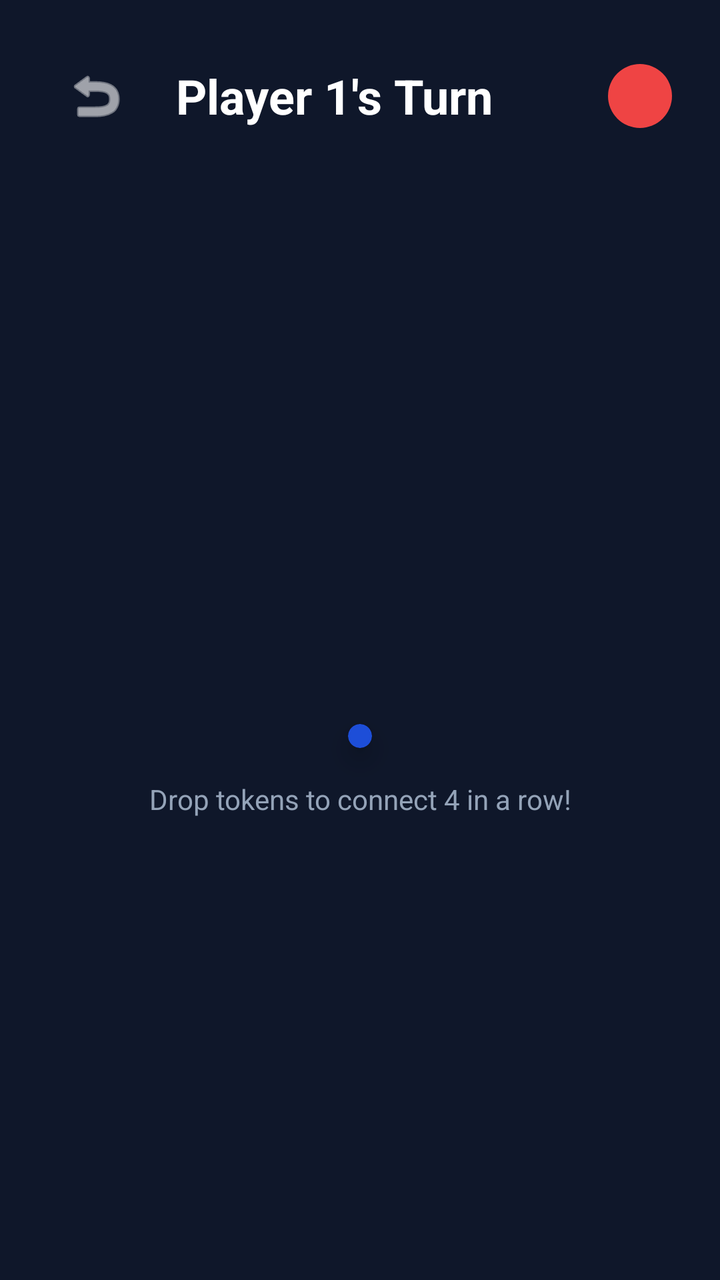
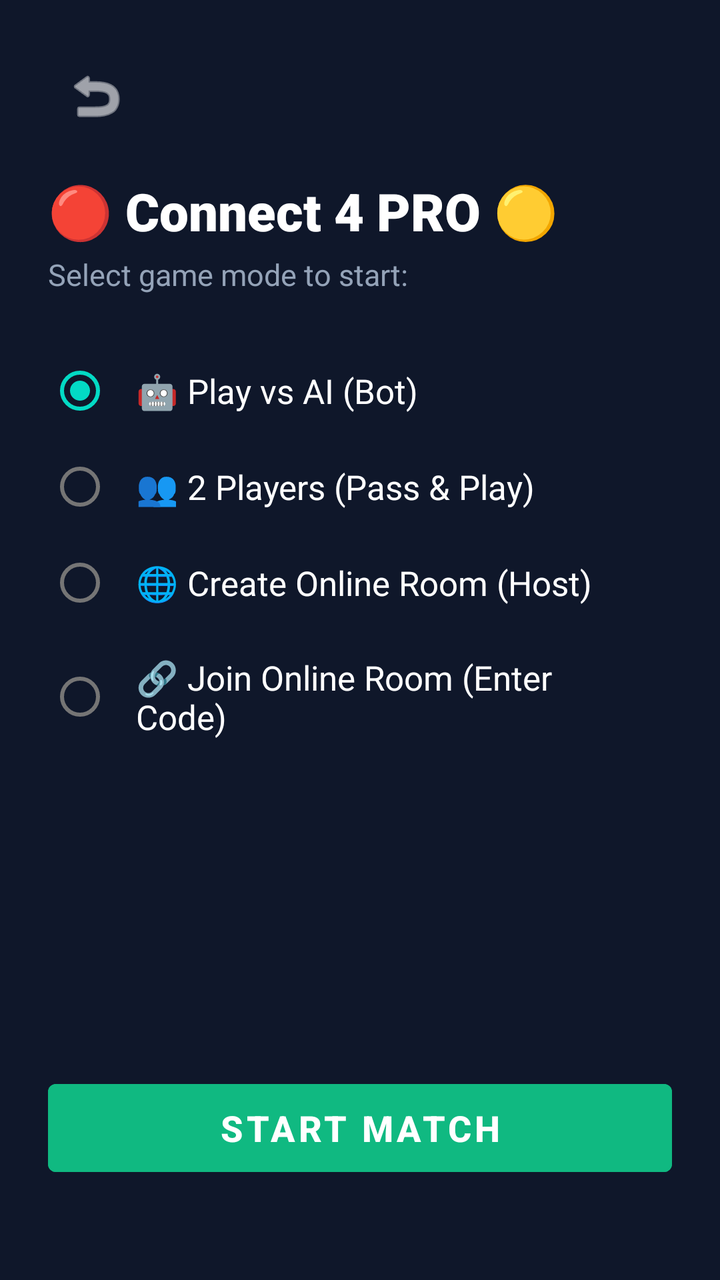

Screens rendered from an Android XML layout before and after an edit, with the pre-edit source and the edit as a unified diff.
<!-- AndroidManifest.xml: application theme Theme.TicTacToe -->
<!-- res/layout/fragment_connect4.xml -->
<?xml version="1.0" encoding="utf-8"?>
<androidx.constraintlayout.widget.ConstraintLayout xmlns:android="http://schemas.android.com/apk/res/android"
    xmlns:app="http://schemas.android.com/apk/res-auto"
    android:layout_width="match_parent"
    android:layout_height="match_parent"
    android:background="#0F172A">

    <LinearLayout
        android:id="@+id/headerLayout"
        android:layout_width="match_parent"
        android:layout_height="wrap_content"
        android:gravity="center_vertical"
        android:orientation="horizontal"
        android:padding="24dp"
        app:layout_constraintTop_toTopOf="parent">

        <ImageButton
            android:id="@+id/btnBack"
            android:layout_width="48dp"
            android:layout_height="48dp"
            android:layout_marginEnd="16dp"
            android:background="?attr/selectableItemBackgroundBorderless"
            android:src="@android:drawable/ic_menu_revert"
            app:tint="@color/white" />

        <TextView
            android:id="@+id/tvTurnIndicator"
            android:layout_width="0dp"
            android:layout_height="wrap_content"
            android:layout_weight="1"
            android:text="Player 1's Turn"
            android:textColor="@color/white"
            android:textSize="24sp"
            android:textStyle="bold" />

        <View
            android:id="@+id/viewTurnColor"
            android:layout_width="32dp"
            android:layout_height="32dp"
            android:background="@drawable/bg_circle"
            android:backgroundTint="#EF4444" />
    </LinearLayout>

    <androidx.cardview.widget.CardView
        android:id="@+id/boardCard"
        android:layout_width="wrap_content"
        android:layout_height="wrap_content"
        android:layout_margin="12dp"
        app:cardBackgroundColor="#1D4ED8"
        app:cardCornerRadius="16dp"
        app:cardElevation="8dp"
        app:layout_constraintBottom_toBottomOf="parent"
        app:layout_constraintEnd_toEndOf="parent"
        app:layout_constraintStart_toStartOf="parent"
        app:layout_constraintTop_toBottomOf="@+id/headerLayout">

        
        <GridLayout
            android:id="@+id/gridLayout"
            android:layout_width="wrap_content"
            android:layout_height="wrap_content"
            android:layout_gravity="center"
            android:columnCount="7"
            android:rowCount="6"
            android:useDefaultMargins="false"
            android:alignmentMode="alignBounds"
            android:padding="6dp">

        </GridLayout>

    </androidx.cardview.widget.CardView>
    
    <TextView
        android:layout_width="wrap_content"
        android:layout_height="wrap_content"
        android:text="Drop tokens to connect 4 in a row!"
        android:textColor="#94A3B8"
        android:textSize="14sp"
        android:layout_marginTop="16dp"
        app:layout_constraintTop_toBottomOf="@+id/boardCard"
        app:layout_constraintStart_toStartOf="parent"
        app:layout_constraintEnd_toEndOf="parent" />

</androidx.constraintlayout.widget.ConstraintLayout>
<!-- resources referenced by this layout -->
<resources>
  <color name="white">#FFFFFFFF</color>
  <!-- drawable bg_circle (drawable) -->
  <?xml version="1.0" encoding="utf-8"?>
  <shape xmlns:android="http://schemas.android.com/apk/res/android"
      android:shape="oval">
      <solid android:color="#FFFFFF" />
  </shape>
  <style name="Theme.TicTacToe" parent="Theme.MaterialComponents.DayNight.NoActionBar">
          <item name="colorPrimary">@color/purple_500</item>
          <item name="colorPrimaryVariant">@color/purple_700</item>
          <item name="colorOnPrimary">@color/white</item>
          <item name="colorSecondary">@color/teal_200</item>
          <item name="colorSecondaryVariant">@color/teal_700</item>
          <item name="colorOnSecondary">@color/black</item>
          <item name="android:statusBarColor">@color/background_color</item>
          <item name="android:windowBackground">@color/background_color</item>
      </style>
  <color name="purple_500">#FF6200EE</color>
  <color name="purple_700">#FF3700B3</color>
  <color name="teal_200">#FF03DAC5</color>
  <color name="teal_700">#FF018786</color>
  <color name="black">#FF000000</color>
  <color name="background_color">#1E1B4B</color>
</resources>

<!-- the commit's change to res/layout/fragment_connect4.xml (unified diff, before → after) -->
@@ -5,80 +5,276 @@
     android:layout_height="match_parent"
     android:background="#0F172A">
 
-    <LinearLayout
-        android:id="@+id/headerLayout"
+    
+    <androidx.constraintlayout.widget.ConstraintLayout
+        android:id="@+id/setupContainer"
         android:layout_width="match_parent"
-        android:layout_height="wrap_content"
-        android:gravity="center_vertical"
-        android:orientation="horizontal"
+        android:layout_height="match_parent"
         android:padding="24dp"
-        app:layout_constraintTop_toTopOf="parent">
+        android:visibility="visible">
 
         <ImageButton
-            android:id="@+id/btnBack"
+            android:id="@+id/btnSetupBack"
             android:layout_width="48dp"
             android:layout_height="48dp"
-            android:layout_marginEnd="16dp"
             android:background="?attr/selectableItemBackgroundBorderless"
             android:src="@android:drawable/ic_menu_revert"
-            app:tint="@color/white" />
-
-        <TextView
-            android:id="@+id/tvTurnIndicator"
-            android:layout_width="0dp"
-            android:layout_height="wrap_content"
-            android:layout_weight="1"
-            android:text="Player 1's Turn"
+            app:tint="@color/white"
+            app:layout_constraintTop_toTopOf="parent"
+            app:layout_constraintStart_toStartOf="parent" />
+
+        <TextView
+            android:id="@+id/tvSetupTitle"
+            android:layout_width="wrap_content"
+            android:layout_height="wrap_content"
+            android:text="🔴 Connect 4 PRO 🟡"
+            android:textColor="@color/white"
+            android:textSize="26sp"
+            android:fontFamily="sans-serif-black"
+            android:layout_marginTop="16dp"
+            app:layout_constraintTop_toBottomOf="@+id/btnSetupBack"
+            app:layout_constraintStart_toStartOf="parent" />
+
+        <TextView
+            android:id="@+id/tvSetupSubtitle"
+            android:layout_width="wrap_content"
+            android:layout_height="wrap_content"
+            android:text="Select game mode to start:"
+            android:textColor="#94A3B8"
+            android:textSize="15sp"
+            android:layout_marginTop="4dp"
+            app:layout_constraintTop_toBottomOf="@+id/tvSetupTitle"
+            app:layout_constraintStart_toStartOf="parent" />
+
+        <RadioGroup
+            android:id="@+id/rgSetupMode"
+            android:layout_width="match_parent"
+            android:layout_height="wrap_content"
+            android:orientation="vertical"
+            android:layout_marginTop="24dp"
+            app:layout_constraintTop_toBottomOf="@+id/tvSetupSubtitle">
+
+            <RadioButton
+                android:id="@+id/rbVsAi"
+                android:layout_width="match_parent"
+                android:layout_height="wrap_content"
+                android:text="🤖 Play vs AI (Bot)"
+                android:textColor="@color/white"
+                android:textSize="17sp"
+                android:padding="12dp"
+                android:checked="true" />
+
+            <RadioButton
+                android:id="@+id/rbPassPlay"
+                android:layout_width="match_parent"
+                android:layout_height="wrap_content"
+                android:text="👥 2 Players (Pass &amp; Play)"
+                android:textColor="@color/white"
+                android:textSize="17sp"
+                android:padding="12dp" />
+
+            <RadioButton
+                android:id="@+id/rbCreateOnline"
+                android:layout_width="match_parent"
+                android:layout_height="wrap_content"
+                android:text="🌐 Create Online Room (Host)"
+                android:textColor="@color/white"
+                android:textSize="17sp"
+                android:padding="12dp" />
+
+            <RadioButton
+                android:id="@+id/rbJoinOnline"
+                android:layout_width="match_parent"
+                android:layout_height="wrap_content"
+                android:text="🔗 Join Online Room (Enter Code)"
+                android:textColor="@color/white"
+                android:textSize="17sp"
+                android:padding="12dp" />
+        </RadioGroup>
+
+        
+        <LinearLayout
+            android:id="@+id/layoutRoomCode"
+            android:layout_width="match_parent"
+            android:layout_height="wrap_content"
+            android:orientation="vertical"
+            android:visibility="gone"
+            android:layout_marginTop="16dp"
+            app:layout_constraintTop_toBottomOf="@+id/rgSetupMode">
+
+            <EditText
+                android:id="@+id/etRoomCode"
+                android:layout_width="match_parent"
+                android:layout_height="52dp"
+                android:background="#1E293B"
+                android:hint="Enter 4-letter Room Code"
+                android:textColorHint="#64748B"
+                android:textColor="@color/white"
+                android:textAllCaps="true"
+                android:gravity="center"
+                android:textSize="18sp"
+                android:textStyle="bold"
+                android:maxLength="6"
+                android:padding="8dp"/>
+        </LinearLayout>
+
+        <Button
+            android:id="@+id/btnStartGame"
+            android:layout_width="match_parent"
+            android:layout_height="56dp"
+            android:text="START MATCH"
+            android:backgroundTint="#10B981"
+            android:textColor="@color/white"
+            android:textStyle="bold"
+            android:textSize="18sp"
+            android:layout_marginBottom="24dp"
+            app:layout_constraintBottom_toBottomOf="parent" />
+
+    </androidx.constraintlayout.widget.ConstraintLayout>
+
+    
+    <LinearLayout
+        android:id="@+id/waitingContainer"
+        android:layout_width="match_parent"
+        android:layout_height="match_parent"
+        android:orientation="vertical"
+        android:padding="24dp"
+        android:gravity="center"
+        android:visibility="gone">
+
+        <TextView
+            android:layout_width="wrap_content"
+            android:layout_height="wrap_content"
+            android:text="🌐 Room Created!"
             android:textColor="@color/white"
             android:textSize="24sp"
-            android:textStyle="bold" />
-
-        <View
-            android:id="@+id/viewTurnColor"
-            android:layout_width="32dp"
-            android:layout_height="32dp"
-            android:background="@drawable/bg_circle"
-            android:backgroundTint="#EF4444" />
+            android:textStyle="bold"
+            android:layout_marginBottom="8dp"/>
+
+        <TextView
+            android:layout_width="wrap_content"
+            android:layout_height="wrap_content"
+            android:text="Share this code with your friend:"
+            android:textColor="#94A3B8"
+            android:textSize="15sp"
+            android:layout_marginBottom="16dp"/>
+
+        <TextView
+            android:id="@+id/tvWaitingRoomCode"
+            android:layout_width="wrap_content"
+            android:layout_height="wrap_content"
+            android:text="ABCD"
+            android:textColor="#F59E0B"
+            android:textSize="40sp"
+            android:fontFamily="sans-serif-black"
+            android:letterSpacing="0.2"
+            android:padding="16dp"
+            android:background="#1E293B"
+            android:layout_marginBottom="24dp"/>
+
+        <ProgressBar
+            android:layout_width="44dp"
+            android:layout_height="44dp"
+            android:indeterminate="true"
+            android:layout_marginBottom="12dp"/>
+
+        <TextView
+            android:layout_width="wrap_content"
+            android:layout_height="wrap_content"
+            android:text="Waiting for friend to join..."
+            android:textColor="#A5B4FC"
+            android:textSize="15sp"
+            android:layout_marginBottom="32dp"/>
+
+        <Button
+            android:id="@+id/btnCancelWaiting"
+            android:layout_width="match_parent"
+            android:layout_height="52dp"
+            android:text="CANCEL"
+            android:backgroundTint="#EF4444"
+            android:textColor="@color/white"
+            android:textStyle="bold"/>
     </LinearLayout>
 
-    <androidx.cardview.widget.CardView
-        android:id="@+id/boardCard"
-        android:layout_width="wrap_content"
-        android:layout_height="wrap_content"
-        android:layout_margin="12dp"
-        app:cardBackgroundColor="#1D4ED8"
-        app:cardCornerRadius="16dp"
-        app:cardElevation="8dp"
-        app:layout_constraintBottom_toBottomOf="parent"
-        app:layout_constraintEnd_toEndOf="parent"
-        app:layout_constraintStart_toStartOf="parent"
-        app:layout_constraintTop_toBottomOf="@+id/headerLayout">
-
-        
-        <GridLayout
-            android:id="@+id/gridLayout"
-            android:layout_width="wrap_content"
-            android:layout_height="wrap_content"
-            android:layout_gravity="center"
-            android:columnCount="7"
-            android:rowCount="6"
-            android:useDefaultMargins="false"
-            android:alignmentMode="alignBounds"
-            android:padding="6dp">
-
-        </GridLayout>
-
-    </androidx.cardview.widget.CardView>
     
-    <TextView
-        android:layout_width="wrap_content"
-        android:layout_height="wrap_content"
-        android:text="Drop tokens to connect 4 in a row!"
-        android:textColor="#94A3B8"
-        android:textSize="14sp"
-        android:layout_marginTop="16dp"
-        app:layout_constraintTop_toBottomOf="@+id/boardCard"
-        app:layout_constraintStart_toStartOf="parent"
-        app:layout_constraintEnd_toEndOf="parent" />
+    <androidx.constraintlayout.widget.ConstraintLayout
+        android:id="@+id/gameplayContainer"
+        android:layout_width="match_parent"
+        android:layout_height="match_parent"
+        android:visibility="gone">
+
+        <LinearLayout
+            android:id="@+id/headerLayout"
+            android:layout_width="match_parent"
+            android:layout_height="wrap_content"
+            android:gravity="center_vertical"
+            android:orientation="horizontal"
+            android:padding="20dp"
+            app:layout_constraintTop_toTopOf="parent">
+
+            <ImageButton
+                android:id="@+id/btnGameplayBack"
+                android:layout_width="48dp"
+                android:layout_height="48dp"
+                android:layout_marginEnd="16dp"
+                android:background="?attr/selectableItemBackgroundBorderless"
+                android:src="@android:drawable/ic_menu_revert"
+                app:tint="@color/white" />
+
+            <TextView
+                android:id="@+id/tvTurnIndicator"
+                android:layout_width="0dp"
+                android:layout_height="wrap_content"
+                android:layout_weight="1"
+                android:text="Your Turn (🔴)"
+                android:textColor="@color/white"
+                android:textSize="22sp"
+                android:textStyle="bold" />
+
+            <View
+                android:id="@+id/viewTurnColor"
+                android:layout_width="32dp"
+                android:layout_height="32dp"
+                android:background="@drawable/bg_circle"
+                android:backgroundTint="#EF4444" />
+        </LinearLayout>
+
+        <androidx.cardview.widget.CardView
+            android:id="@+id/boardCard"
+            android:layout_width="wrap_content"
+            android:layout_height="wrap_content"
+            android:layout_margin="12dp"
+            app:cardBackgroundColor="#1D4ED8"
+            app:cardCornerRadius="16dp"
+            app:cardElevation="8dp"
+            app:layout_constraintBottom_toBottomOf="parent"
+            app:layout_constraintEnd_toEndOf="parent"
+            app:layout_constraintStart_toStartOf="parent"
+            app:layout_constraintTop_toBottomOf="@+id/headerLayout">
+
+            <GridLayout
+                android:id="@+id/gridLayout"
+                android:layout_width="wrap_content"
+                android:layout_height="wrap_content"
+                android:layout_gravity="center"
+                android:columnCount="7"
+                android:rowCount="6"
+                android:useDefaultMargins="false"
+                android:alignmentMode="alignBounds"
+                android:padding="6dp"/>
+        </androidx.cardview.widget.CardView>
+
+        <TextView
+            android:layout_width="wrap_content"
+            android:layout_height="wrap_content"
+            android:text="Tap column to drop tokens. Connect 4 to win!"
+            android:textColor="#94A3B8"
+            android:textSize="14sp"
+            android:layout_marginTop="16dp"
+            app:layout_constraintTop_toBottomOf="@+id/boardCard"
+            app:layout_constraintStart_toStartOf="parent"
+            app:layout_constraintEnd_toEndOf="parent" />
+
+    </androidx.constraintlayout.widget.ConstraintLayout>
 
 </androidx.constraintlayout.widget.ConstraintLayout>
